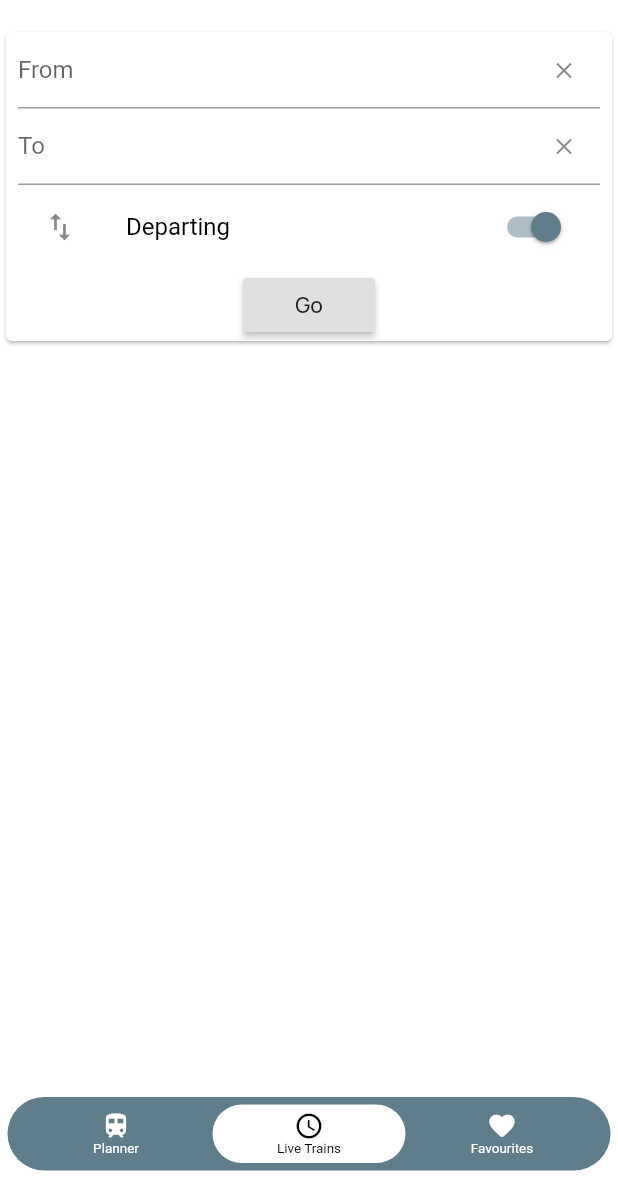
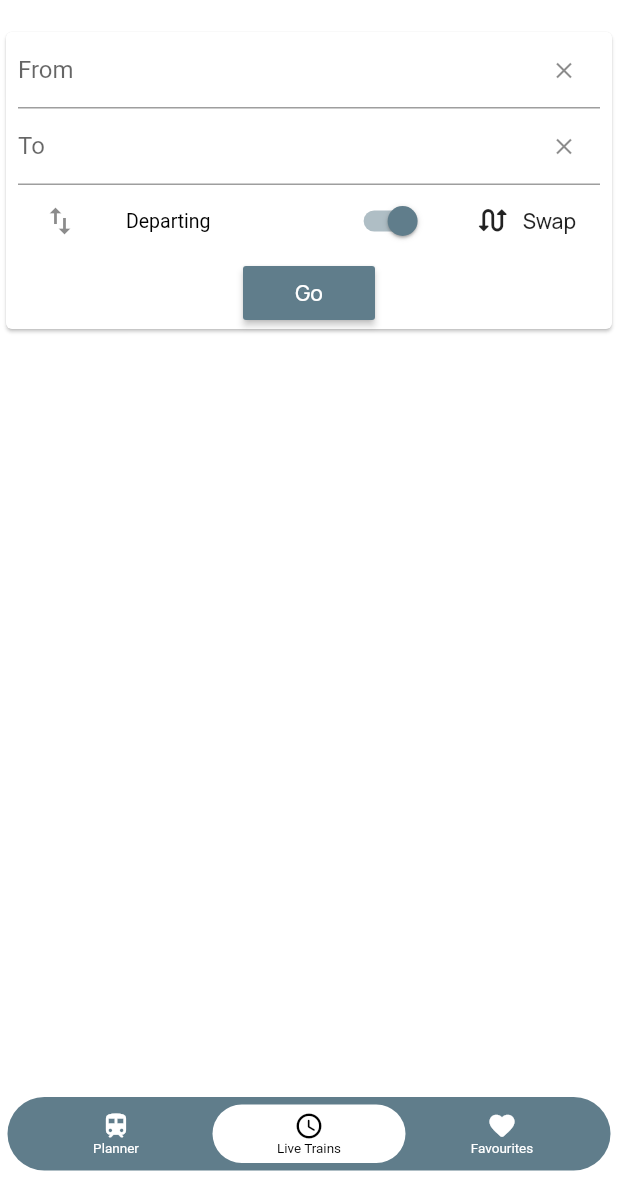
Before and after one commit to NathanO14/National-Train-Hunter-Flutter, a Flutter app: the screen it shows after launch, on a phone screen of 412 x 824 dp, the part 58-1236 px from its top. Run offline on Flutter 3.47's test engine with Material 2 defaults, Android fonts, the phone set to English and light mode, and no system bars; drawn by our look-alikes of floating_bottom_navigation_bar; our stand-ins replace bloc, dio, equatable, flutter_bloc, flutter_typeahead, google_fonts and 4 more; missing offline and left inert: enum_to_string, simple_logger; generated files the repository leaves out were written again; project files that could hold a hidden picture were left out.

Commit message:
#2: Swap selected stations in live trains screen

```diff
--- a/lib/main.dart
+++ b/lib/main.dart
@@ -122,6 +122,11 @@ class MyAppState extends State<MyApp> {
           color: Colors.black,
         ),
       ),
+      buttonTheme: _buttonThemeData(),
+      cardColor: kCanvasColor,
+      // cardTheme: CardTheme(
+      //   color: Colors.red,
+      // ),
     );
   }
 
@@ -179,6 +184,15 @@ class MyAppState extends State<MyApp> {
           color: Colors.white,
         ),
       ),
+      buttonTheme: _buttonThemeData(),
+      cardColor: kDarkCanvasColor,
+    );
+  }
+
+  ButtonThemeData _buttonThemeData() {
+    return ButtonThemeData(
+      buttonColor: kAccentColour,
+      textTheme: ButtonTextTheme.normal,
     );
   }
 }
--- a/lib/page/live_trains_page.dart
+++ b/lib/page/live_trains_page.dart
@@ -147,7 +147,11 @@ class _LiveTrainsPageState extends State<LiveTrainsPage> {
                   return null;
                 },
               ),
-              SwitchListTile(
+              Row(
+                children: [
+                  Flexible(
+                    child: SwitchListTile(
+                      dense: true,
                       title: Text(
                         _departing ? 'Departing' : 'Arriving',
                       ),
@@ -159,7 +163,27 @@ class _LiveTrainsPageState extends State<LiveTrainsPage> {
                         });
                       },
                     ),
+                  ),
+                  FlatButton.icon(
+                    icon: Icon(Icons.swap_calls_rounded),
+                    label: Text('Swap'),
+                    onPressed: () {
+                      Station tempStation = _selectedFromStation;
+                      _selectedFromStation = _selectedToStation;
+                      _selectedToStation = tempStation;
+
+                      setState(() {
+                        _typeAheadControllerFrom.text =
+                            _selectedFromStation?.stationName ?? '';
+                        _typeAheadControllerTo.text =
+                            _selectedToStation?.stationName ?? '';
+                      });
+                    },
+                  ),
+                ],
+              ),
               RaisedButton(
+                textColor: Colors.white,
                 onPressed: () {
                   if (_formKey.currentState.validate()) {
                     BlocProvider.of<LiveTrainsCubit>(context).getDepartures(
@@ -196,7 +220,7 @@ class _LiveTrainsPageState extends State<LiveTrainsPage> {
     } else if (_messages.isNotEmpty) {
       return _serviceMessages();
     } else {
-      return Spacer();
+      return Container(height: 0.0, width: 0.0);
     }
   }
 
```
Lines whose indentation alone changed are shown as unchanged.
